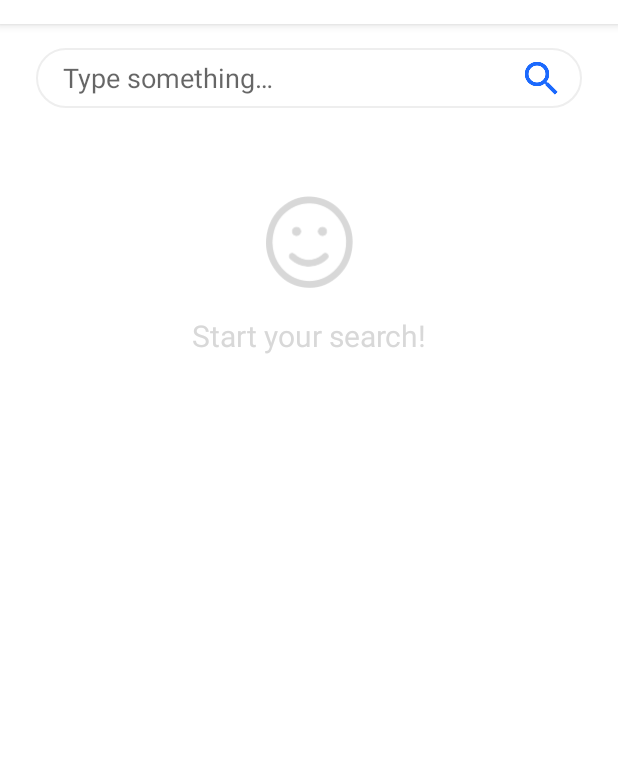
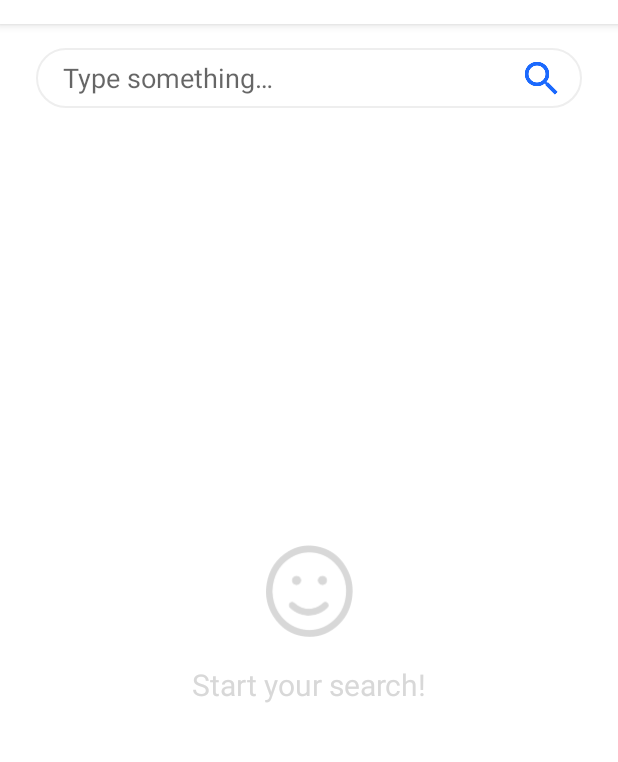
Before and after one commit to kevinguitar/GitHub-Search, an Android app: the screen it shows after launch (SearchActivity), after a tap on "Search icon", on a phone screen of 412 x 824 dp, the part 69-831 px from its top. Run offline under Robolectric (Android 15) with nearby library versions, the phone set to English and light mode, and no system bars; libraries missing offline, so code that uses them is left out: com.jakewharton.retrofit2.

Commit message:
feat: provide sort function using material chip group
Unify to get the sort parameter in performSearch()
Adjust some widget's
show/hide state

Closes #2

```diff
--- a/app/src/main/java/com/kevingt/githubsearch/feature/search/SearchActivity.kt
+++ b/app/src/main/java/com/kevingt/githubsearch/feature/search/SearchActivity.kt
@@ -10,6 +10,7 @@ import androidx.lifecycle.ViewModelProviders
 import androidx.recyclerview.widget.LinearLayoutManager
 import com.kevingt.githubsearch.R
 import com.kevingt.githubsearch.base.BaseActivity
+import com.kevingt.githubsearch.util.Constants
 import com.kevingt.githubsearch.util.hideKeyboard
 import kotlinx.android.synthetic.main.activity_search.*
 
@@ -24,16 +25,20 @@ class SearchActivity : BaseActivity(), RepositoryAdapter.ItemListener {
     override fun initView(savedInstanceState: Bundle?) {
         viewModel = ViewModelProviders.of(this).get(SearchViewModel::class.java)
 
-        // Provide two ways to perform search
-        et_search_keywords.setOnEditorActionListener { view, _, _ ->
-            performSearch(view.text.toString())
+        // Provide three ways to trigger search
+        //      1. Press ime action in keyboard
+        //      2. Click search icon in the search bar
+        //      3. Check chips to filter by star, fork or recent updated
+        et_search_keywords.setOnEditorActionListener { _, _, _ ->
+            performSearch()
             return@setOnEditorActionListener true
         }
         iv_search_icon.setOnClickListener {
-            performSearch(et_search_keywords.text.toString())
+            performSearch()
         }
-
-        //TODO: provide sort function
+        cg_search_sort.setOnCheckedChangeListener { _, _ ->
+            performSearch()
+        }
 
         // Setup recycler view and adapter
         rv_search_repository.layoutManager = LinearLayoutManager(this)
@@ -47,7 +52,6 @@ class SearchActivity : BaseActivity(), RepositoryAdapter.ItemListener {
                 iv_search_description_icon.setImageResource(R.drawable.icon_oops)
                 tv_search_description_message.setText(R.string.search_content_description_no_results)
                 gp_search_description.visibility = View.VISIBLE
-                gp_search_result.visibility = View.INVISIBLE
             }
             adapter.repos.clear()
             adapter.repos.addAll(it)
@@ -59,10 +63,9 @@ class SearchActivity : BaseActivity(), RepositoryAdapter.ItemListener {
                 // show loading view and hide other contents
                 lav_search_loading.visibility = View.VISIBLE
                 gp_search_description.visibility = View.INVISIBLE
-                gp_search_result.visibility = View.INVISIBLE
             } else {
                 lav_search_loading.visibility = View.INVISIBLE
-                gp_search_result.visibility = View.VISIBLE
+                cg_search_sort.visibility = View.VISIBLE
             }
         })
 
@@ -75,7 +78,15 @@ class SearchActivity : BaseActivity(), RepositoryAdapter.ItemListener {
         })
     }
 
-    private fun performSearch(keywords: String) {
+    private fun performSearch() {
+        val keywords = et_search_keywords.text.toString()
+        val sortBy = when (cg_search_sort.checkedChipId) {
+            R.id.cp_search_stars -> Constants.SORT_BY_STARS
+            R.id.cp_search_forks -> Constants.SORT_BY_FORKS
+            R.id.cp_search_updated -> Constants.SORT_BY_UPDATED
+            else -> Constants.SORT_BY_BEST_MATCH
+        }
+
         if (keywords.isEmpty()) {
             showToast(R.string.search_empty_keywords)
             return
@@ -84,7 +95,7 @@ class SearchActivity : BaseActivity(), RepositoryAdapter.ItemListener {
         et_search_keywords.clearFocus()
         adapter.repos.clear()
         viewModel.initSearch()
-        viewModel.searchRepositories(keywords)
+        viewModel.searchRepositories(keywords, sortBy)
     }
 
     override fun onRepoClicked(repoUrl: String) {
--- a/app/src/main/java/com/kevingt/githubsearch/feature/search/SearchViewModel.kt
+++ b/app/src/main/java/com/kevingt/githubsearch/feature/search/SearchViewModel.kt
@@ -35,7 +35,7 @@ class SearchViewModel(apiManager: ApiManager? = null) : BaseViewModel(apiManager
     }
 
     // Search repositories in IO thread and wait for the result
-    fun searchRepositories(keywords: String, sortBy: String = Constants.SORT_BY_BEST_MATCH) {
+    fun searchRepositories(keywords: String, sortBy: String) {
         isLoading.value = true
         CoroutineScope(Dispatchers.IO).launch {
             val result = apiManager.searchRepositories(keywords, sortBy, pageNumber)
--- a/app/src/main/res/layout/activity_search.xml
+++ b/app/src/main/res/layout/activity_search.xml
@@ -73,7 +73,8 @@
             app:layout_constraintEnd_toEndOf="parent"
             app:layout_constraintStart_toStartOf="parent"
             app:layout_constraintTop_toBottomOf="@id/cl_search_bar"
-            app:singleSelection="true">
+            app:singleSelection="true"
+            tools:visibility="visible">
 
             <com.google.android.material.chip.Chip
                 android:id="@+id/cp_search_stars"
@@ -105,38 +106,35 @@
             android:id="@+id/gp_search_description"
             android:layout_width="0dp"
             android:layout_height="0dp"
-            app:constraint_referenced_ids="iv_search_description_icon, tv_search_description_message" />
+            app:constraint_referenced_ids="iv_search_description_icon, tv_search_description_message"
+            tools:visibility="invisible" />
 
         <ImageView
             android:id="@+id/iv_search_description_icon"
             android:layout_width="@dimen/search_content_description_icon_size"
             android:layout_height="@dimen/search_content_description_icon_size"
-            android:layout_marginTop="58dp"
             android:contentDescription="@string/search_content_description_icon_description"
             android:src="@drawable/icon_smile"
+            app:layout_constraintBottom_toTopOf="@id/tv_search_description_message"
             app:layout_constraintEnd_toEndOf="parent"
             app:layout_constraintStart_toStartOf="parent"
-            app:layout_constraintTop_toBottomOf="@id/cl_search_bar" />
+            app:layout_constraintTop_toBottomOf="@id/cl_search_bar"
+            app:layout_constraintVertical_chainStyle="packed" />
 
         <TextView
             android:id="@+id/tv_search_description_message"
             android:layout_width="0dp"
             android:layout_height="wrap_content"
             android:layout_marginTop="18dp"
+            android:layout_marginBottom="18dp"
             android:text="@string/search_content_description_welcome"
             android:textAlignment="center"
             android:textColor="@color/wordingGrey"
             android:textSize="20sp"
+            app:layout_constraintBottom_toBottomOf="parent"
             app:layout_constraintEnd_toEndOf="parent"
             app:layout_constraintStart_toStartOf="parent"
             app:layout_constraintTop_toBottomOf="@id/iv_search_description_icon" />
-
-        <androidx.constraintlayout.widget.Group
-            android:id="@+id/gp_search_result"
-            android:layout_width="0dp"
-            android:layout_height="0dp"
-            android:visibility="invisible"
-            app:constraint_referenced_ids="cg_search_sort, rv_search_repository" />
 
         <androidx.recyclerview.widget.RecyclerView
             android:id="@+id/rv_search_repository"
--- a/app/src/main/res/layout/item_repository.xml
+++ b/app/src/main/res/layout/item_repository.xml
@@ -85,7 +85,7 @@
         android:id="@+id/iv_repo_fork"
         android:layout_width="@dimen/repo_icons_size"
         android:layout_height="@dimen/repo_icons_size"
-        android:layout_marginStart="12dp"
+        android:layout_marginStart="8dp"
         android:contentDescription="@string/repo_fork_description"
         android:src="@drawable/icon_fork"
         app:layout_constraintBottom_toBottomOf="@id/iv_repo_star"
```
Also changed, not shown: app/src/main/AndroidManifest.xml (+9 -7 lines).
